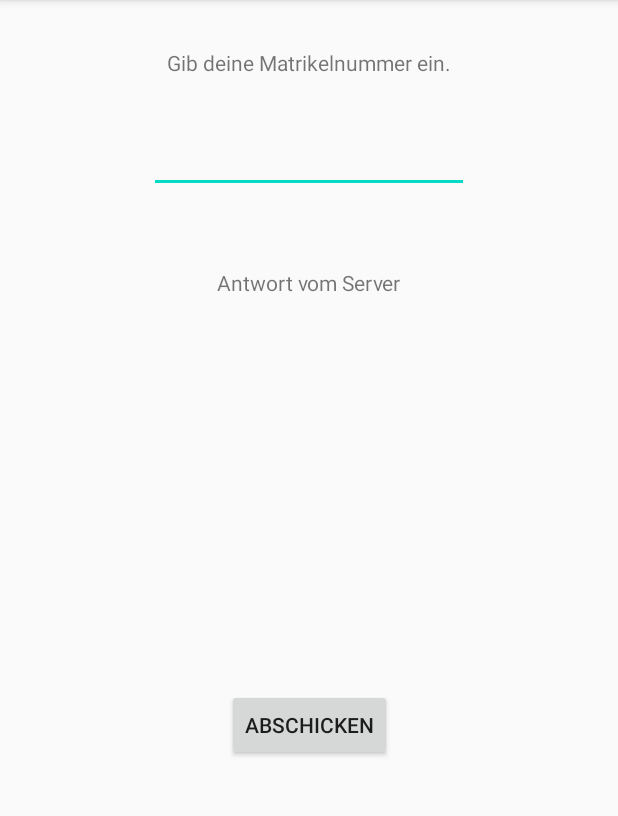
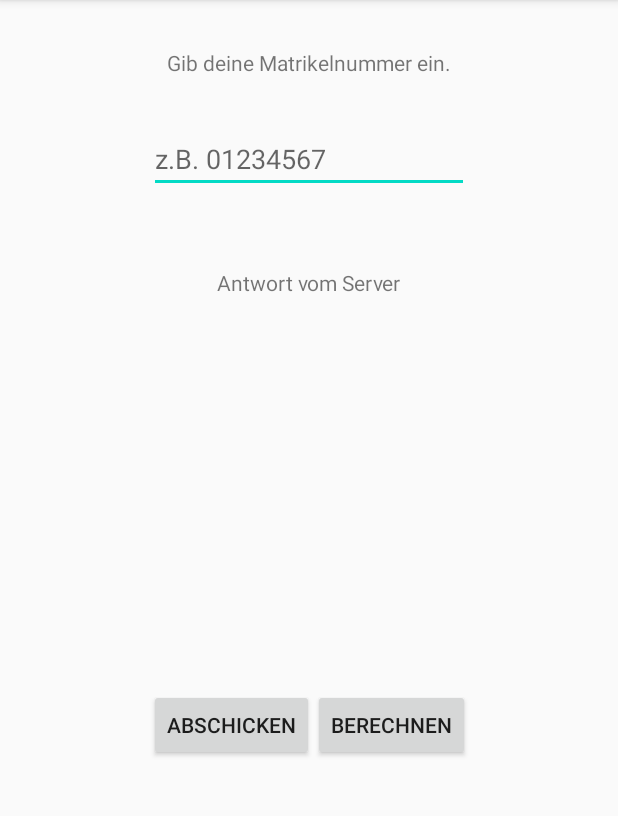
Before and after one commit to kerstinmarhi/SE2Einzelphase, an Android app: the screen it shows after launch (MainActivity), on a phone screen of 412 x 824 dp, the part 84-900 px from its top. Run offline under Robolectric (Android 15) with nearby library versions, the phone set to English and light mode, and no system bars.

Commit message:
Main Activity: Methode calc() berechnet Quersumme der eingegebenen Matrikelnummer und gibt im Antwortenfeld aus ob es sich dabei um eine gerade Zahl handelt oder nicht. Layout angepasst.

```diff
--- a/app/src/main/res/layout/activity_main.xml
+++ b/app/src/main/res/layout/activity_main.xml
@@ -22,6 +22,8 @@
         android:layout_height="wrap_content"
         android:layout_marginTop="32dp"
         android:ems="10"
+        android:hint="@string/enter_hint"
+        android:importantForAutofill="no"
         android:inputType="number"
         app:layout_constraintEnd_toEndOf="parent"
         app:layout_constraintStart_toStartOf="parent"
@@ -42,9 +44,21 @@
         android:layout_width="wrap_content"
         android:layout_height="wrap_content"
         android:text="@string/btn_send"
+        android:onClick="sendData"
         app:layout_constraintBottom_toBottomOf="parent"
-        app:layout_constraintEnd_toEndOf="parent"
-        app:layout_constraintStart_toStartOf="parent"
-        app:layout_constraintTop_toBottomOf="@+id/txtview_serverreply" />
+        app:layout_constraintStart_toStartOf="@+id/edtxt_number"
+        app:layout_constraintTop_toBottomOf="@+id/txtview_serverreply"
+        app:layout_constraintVertical_bias="0.501" />
+
+    <Button
+        android:id="@+id/btn_calc"
+        android:layout_width="wrap_content"
+        android:layout_height="wrap_content"
+        android:onClick="calc"
+        android:text="@string/btn_calc"
+        app:layout_constraintBottom_toBottomOf="@+id/btn_send"
+        app:layout_constraintEnd_toEndOf="@+id/edtxt_number"
+        app:layout_constraintStart_toEndOf="@+id/btn_send"
+        app:layout_constraintTop_toTopOf="@+id/btn_send" />
 
 </androidx.constraintlayout.widget.ConstraintLayout>
--- a/app/src/main/res/values/strings.xml
+++ b/app/src/main/res/values/strings.xml
@@ -3,4 +3,8 @@
     <string name="enter_matriculationnumber">Gib deine Matrikelnummer ein.</string>
     <string name="server_reply">Antwort vom Server</string>
     <string name="btn_send">Abschicken</string>
+    <string name="enter_hint">z.B. 01234567</string>
+    <string name="btn_calc">Berechnen</string>
+    <string name="main_calc_even">Die Quersumme der eingegebenen Matrikelnummer ist gerade.</string>
+    <string name="main_calc_odd">Die Quersumme der eingegebenen Matrikelnummer ist ungerade.</string>
 </resources>
```
Also changed, not shown: app/src/main/java/at/aau/kerstinmarhi/se2einzelphase/MainActivity.java (+25 -7 lines).
